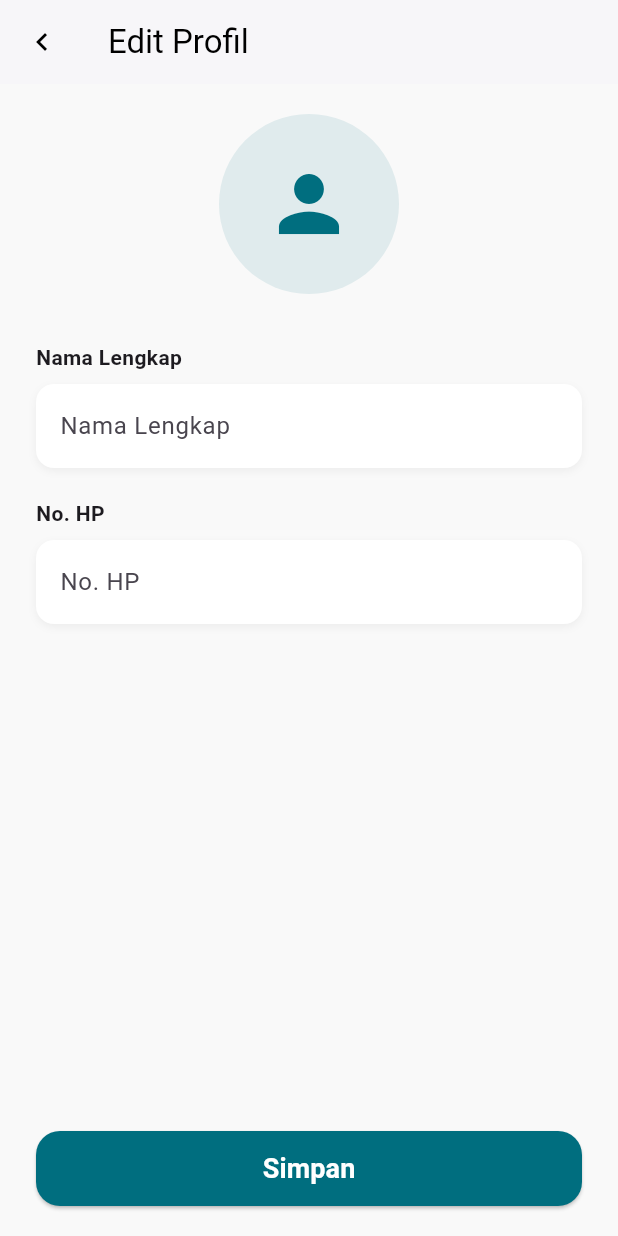
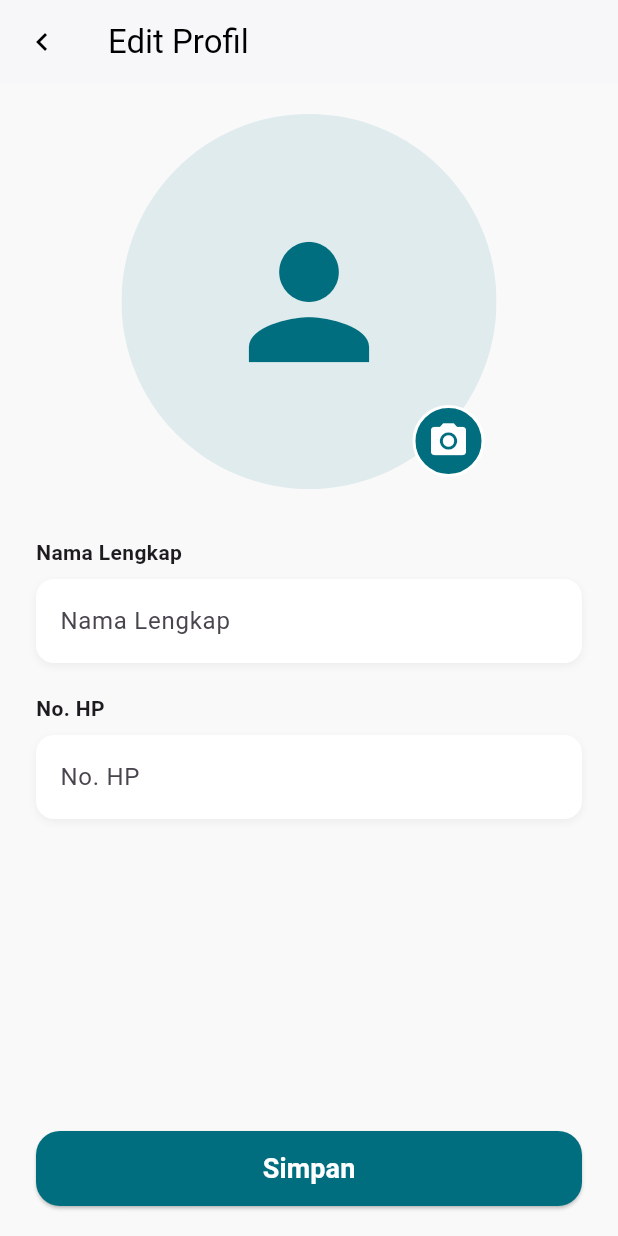
Before and after one commit to Spiritool/PA-Prohill, a Flutter app: the GeneralInfo screen opened directly, after a tap on "Edit Profil", on a phone screen of 412 x 824 dp. Run offline on Flutter 3.47's test engine with Material 3 defaults, Android fonts, the phone set to English and light mode, and no system bars; our stand-ins replace animated_splash_screen, firebase_core, firebase_messaging, fl_chart, flutter_local_notifications, flutter_map and 8 more; missing offline and left inert: flutter_map_marker_cluster; accounts and stored records are empty; network calls fail.

Commit message:
Profil Warga

```diff
--- a/lib/pages/warga_screen/akun/editprofil.dart
+++ b/lib/pages/warga_screen/akun/editprofil.dart
@@ -1,10 +1,11 @@
 import 'dart:convert';
+import 'dart:developer';
 import 'dart:io';
+
 import 'package:flutter/material.dart';
+import 'package:image_picker/image_picker.dart';
 import 'package:shared_preferences/shared_preferences.dart';
-import 'package:image_picker/image_picker.dart';
 import 'package:http/http.dart' as http;
-import 'dart:developer';
 
 class EditProfilePage extends StatefulWidget {
   final String initialName;
@@ -30,7 +31,6 @@ class _EditProfilePageState extends State<EditProfilePage> {
   bool _photoSelected = false;
 
   String? fotoUrl;
-
   final Color primaryColor = const Color(0xFF006E7F);
 
   @override
@@ -38,11 +38,13 @@ class _EditProfilePageState extends State<EditProfilePage> {
     super.initState();
     nameController = TextEditingController(text: widget.initialName);
     phoneController = TextEditingController(text: widget.initialPhone);
+    _loadFotoUrl();
+  }
 
-    SharedPreferences.getInstance().then((prefs) {
-      setState(() {
-        fotoUrl = prefs.getString('user_photo');
-      });
+  void _loadFotoUrl() async {
+    final prefs = await SharedPreferences.getInstance();
+    setState(() {
+      fotoUrl = prefs.getString('user_profile_photo');
     });
   }
 
@@ -57,7 +59,6 @@ class _EditProfilePageState extends State<EditProfilePage> {
     final pickedImage = await _picker.pickImage(source: source);
     if (pickedImage != null) {
       final fileExtension = pickedImage.path.split('.').last.toLowerCase();
-
       if (['jpg', 'jpeg', 'png'].contains(fileExtension)) {
         setState(() {
           _image = pickedImage;
@@ -144,8 +145,8 @@ class _EditProfilePageState extends State<EditProfilePage> {
       'POST',
       Uri.parse("http://192.168.1.21:8000/api/user/$userId/foto-profile"),
     );
-    request.fields['_method'] = 'PUT'; // Simulasi PUT dengan POST
-
+    request.headers['Authorization'] = 'Bearer $token';
+    request.fields['_method'] = 'PUT';
     request.files.add(await http.MultipartFile.fromPath(
       'foto_profile',
       _image!.path,
@@ -156,10 +157,11 @@ class _EditProfilePageState extends State<EditProfilePage> {
 
     if (response.statusCode == 200) {
       final data = jsonDecode(resBody);
-      final fotoUrlFromServer = data['foto_profile'];
+      final fotoUrlFromServer = data['data']['foto_profile'];
+      log('[log] link foto baru: $fotoUrlFromServer');
 
       if (fotoUrlFromServer is String) {
-        await prefs.setString('user_photo', fotoUrlFromServer);
+        await prefs.setString('user_profile_photo', fotoUrlFromServer);
         setState(() {
           fotoUrl = fotoUrlFromServer;
           _photoSelected = false;
@@ -167,10 +169,59 @@ class _EditProfilePageState extends State<EditProfilePage> {
         });
       }
     } else {
-      log('❌ Upload gagal. Status code: ${response.statusCode}');
-      log('❌ Response body: $resBody');
       throw Exception('Gagal upload foto. Status: ${response.statusCode}');
     }
+  }
+
+  Widget _buildProfilePhoto() {
+    ImageProvider? imageProvider;
+    if (_image != null) {
+      imageProvider = FileImage(File(_image!.path));
+    } else if (fotoUrl != null && fotoUrl!.isNotEmpty) {
+      imageProvider = NetworkImage(fotoUrl!);
+    }
+
+    return Center(
+      child: GestureDetector(
+        onTap: () => _getImage(ImageSource.gallery),
+        child: Stack(
+          children: [
+            ClipOval(
+              child: Container(
+                width: 250,
+                height: 250,
+                color: primaryColor.withOpacity(0.1),
+                child: imageProvider != null
+                    ? Image(
+                        image: imageProvider,
+                        fit: BoxFit.cover,
+                        width: 250,
+                        height: 250,
+                      )
+                    : Icon(Icons.person, size: 120, color: primaryColor),
+              ),
+            ),
+            Positioned(
+              bottom: 8,
+              right: 8,
+              child: Container(
+                decoration: BoxDecoration(
+                  color: primaryColor,
+                  shape: BoxShape.circle,
+                  border: Border.all(color: Colors.white, width: 2),
+                ),
+                padding: const EdgeInsets.all(8),
+                child: const Icon(
+                  Icons.camera_alt,
+                  color: Colors.white,
+                  size: 28,
+                ),
+              ),
+            ),
+          ],
+        ),
+      ),
+    );
   }
 
   Widget _customTextField({
@@ -209,29 +260,6 @@ class _EditProfilePageState extends State<EditProfilePage> {
           ),
         ),
       ],
-    );
-  }
-
-  Widget _buildProfilePhoto() {
-    ImageProvider? imageProvider;
-    if (_image != null) {
-      imageProvider = FileImage(File(_image!.path));
-    } else if (fotoUrl != null && fotoUrl!.isNotEmpty) {
-      imageProvider = NetworkImage(fotoUrl!);
-    }
-
-    return Center(
-      child: GestureDetector(
-        onTap: () => _getImage(ImageSource.gallery),
-        child: CircleAvatar(
-          radius: 60,
-          backgroundColor: primaryColor.withOpacity(0.1),
-          backgroundImage: imageProvider,
-          child: imageProvider == null
-              ? Icon(Icons.person, size: 60, color: primaryColor)
-              : null,
-        ),
-      ),
     );
   }
 
--- a/lib/pages/warga_screen/akun/general_info.dart
+++ b/lib/pages/warga_screen/akun/general_info.dart
@@ -7,7 +7,6 @@ import 'package:http/http.dart' as http;
 import 'package:dlh_project/pages/form_opening/login.dart';
 import 'editprofil.dart';
 import 'dart:developer';
-
 
 class GeneralInfo extends StatefulWidget {
   const GeneralInfo({super.key});
@@ -57,36 +56,40 @@ class _GeneralInfoState extends State<GeneralInfo> {
       setState(() {
         userName = result['name'] ?? userName;
         userPhone = result['phone'] ?? userPhone;
-        userPhoto = prefs.getString('user_photo'); // refresh foto juga
+        userPhoto = prefs
+            .getString('user_profile_photo'); // ✅ benar // refresh foto juga
         isLoggedIn = true;
       });
     }
   }
 
   Widget _buildProfilePhoto() {
-    log('Link foto: $userPhoto');
+    ImageProvider? imageProvider;
+
     if (userPhoto != null && userPhoto!.isNotEmpty) {
       if (userPhoto!.startsWith('http')) {
-        // Foto dari URL
-        return CircleAvatar(
-          radius: 60,
-          backgroundImage: NetworkImage(userPhoto!),
-        );
+        imageProvider = NetworkImage(userPhoto!);
       } else {
-        // Foto dari file lokal
-        return CircleAvatar(
-          radius: 60,
-          backgroundImage: FileImage(File(userPhoto!)),
-        );
+        imageProvider = FileImage(File(userPhoto!));
       }
-    } else {
-      // Default icon
-      return CircleAvatar(
-        radius: 60,
-        backgroundColor: primaryColor.withOpacity(0.2),
-        child: const Icon(Icons.person, size: 60, color: Colors.grey),
-      );
     }
+
+    return ClipOval(
+      child: Container(
+        width: 250, // dari 120 jadi 250
+        height: 250, // dari 120 jadi 250
+        color: primaryColor.withOpacity(0.1),
+        child: imageProvider != null
+            ? Image(
+                image: imageProvider,
+                fit: BoxFit.cover,
+                width: 250, // sesuaikan juga agar penuh
+                height: 250,
+              )
+            : Icon(Icons.person,
+                size: 120, color: primaryColor), // ikon diperbesar
+      ),
+    );
   }
 
   Widget _buildInfoTile(String label, String value, IconData icon) {
--- a/pubspec.yaml
+++ b/pubspec.yaml
@@ -43,6 +43,7 @@ dependencies:
   flutter_rating_bar: ^4.0.1
   firebase_core:
   firebase_messaging: ^15.2.5
+  image_cropper: ^9.1.0
 
 
 dev_dependencies:
```
Also changed, not shown: lib/pages/warga_screen/akun/akun.dart (+6 -3 lines), lib/pages/warga_screen/home_konten.dart (+20 -3 lines), pubspec.lock, 1 other file.
